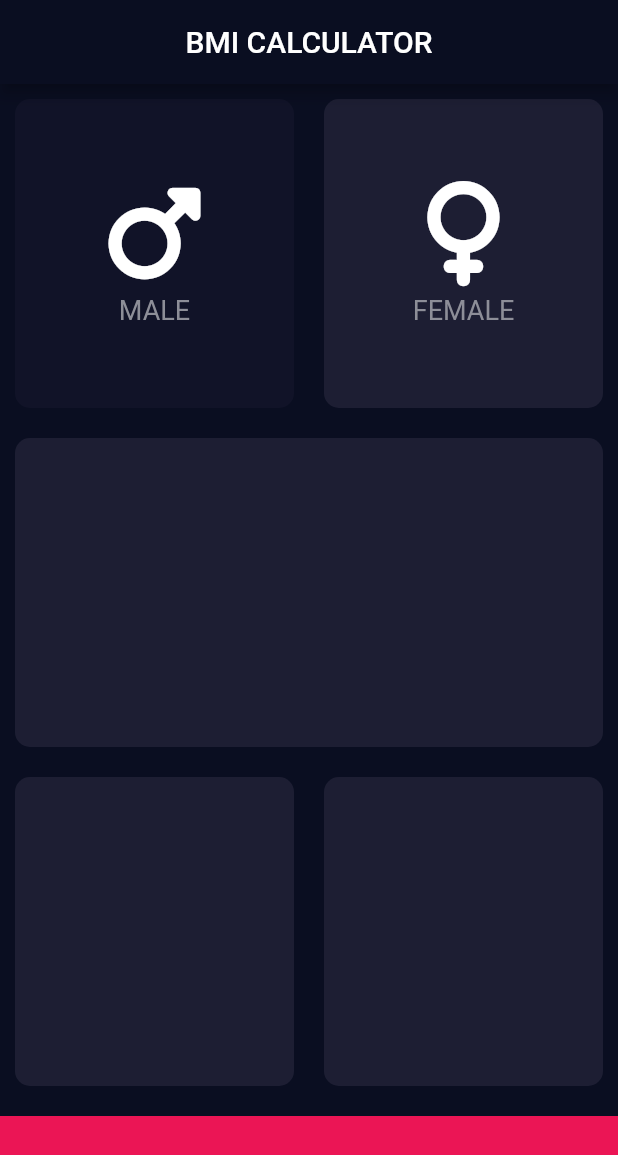
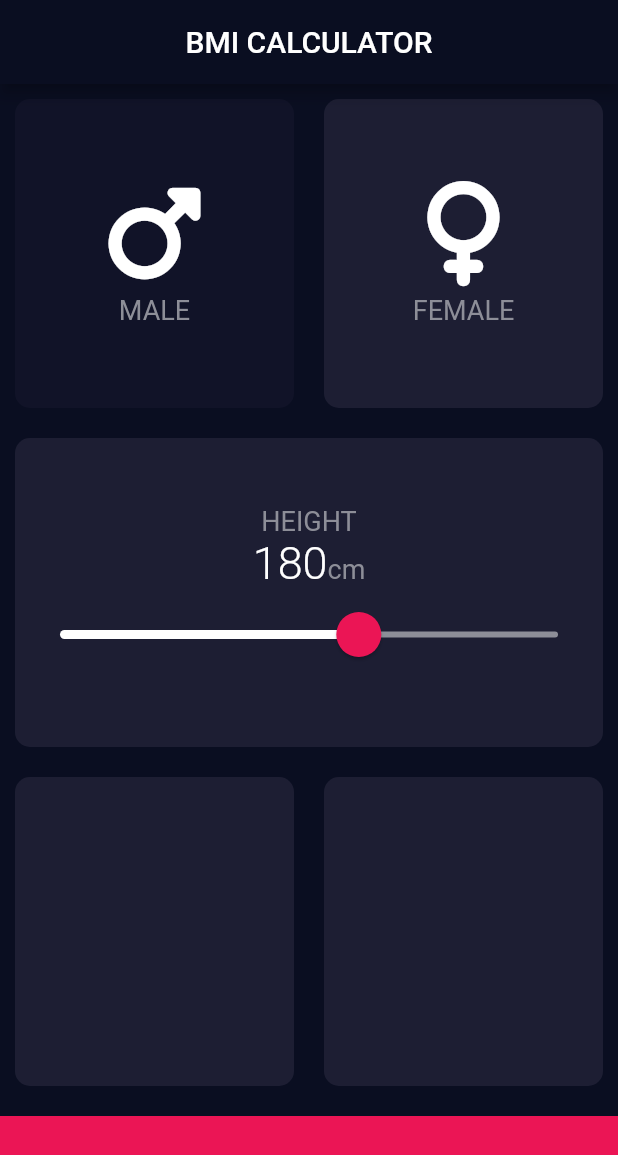
Before and after one commit to kaikashimoon/BMI-Calculator, a Flutter app: the screen it shows after launch, after a tap on "FEMALE", on a phone screen of 412 x 824 dp. Shown: the top 1155 px of the screen. Run offline on Flutter 3.47's test engine with Material 2 defaults, Android fonts, the phone set to English and light mode, and no system bars; our stand-ins replace font_awesome_flutter.

Commit message:
theme slider

```diff
--- /dev/null
+++ b/lib/constants.dart
@@ -0,0 +1,16 @@
+import 'package:flutter/material.dart';
+
+const kLabelTextStyle = TextStyle(
+    fontSize: 18.0,
+    color: Color(0xFF8D8E98)
+);
+
+const kBottomContainerHeight = 80.0;
+const kActiveCardColour = Color(0xFF1D1E33);
+const kInactiveCardColour = Color(0xFF111328);
+const kBottomContainerColour = Color(0xFFEB1555);
+
+const kNumberTextStyle = TextStyle(
+    fontSize: 30.0,
+    fontWeight: FontWeight.w300
+);
--- a/lib/icon_content.dart
+++ b/lib/icon_content.dart
@@ -1,9 +1,7 @@
 import 'package:flutter/cupertino.dart';
+import 'constants.dart';
 
-const labelTextStyle = TextStyle(
-    fontSize: 18.0,
-    color: Color(0xFF8D8E98)
-);
+
 
 class IconContent extends StatelessWidget {
   const IconContent({super.key, this.icon, required this.label});
@@ -27,7 +25,7 @@ class IconContent extends StatelessWidget {
           ),
           Text(
             label,
-            style: labelTextStyle
+            style: kLabelTextStyle
           )
         ],
       ),
--- a/lib/input_page.dart
+++ b/lib/input_page.dart
@@ -1,13 +1,8 @@
 import 'package:flutter/material.dart';
 import 'package:font_awesome_flutter/font_awesome_flutter.dart';
 import 'package:testingflutter/reusable_card.dart';
-
+import 'constants.dart';
 import 'icon_content.dart';
-
-const bottomContainerHeight = 80.0;
-const activeCardColour = Color(0xFF1D1E33);
-const inactiveCardColour = Color(0xFF111328);
-const bottomContainerColour = Color(0xFFEB1555);
 
 enum Gender {
   male,
@@ -18,40 +13,15 @@ enum Gender {
 class InputPage extends StatefulWidget {
   const InputPage({super.key});
 
+
   @override
   _InputPageState createState() => _InputPageState();
 }
 
 class _InputPageState extends State<InputPage> {
 
-  Color maleCardColour = inactiveCardColour;
-  Color femaleCardColour = inactiveCardColour;
-
-  void updateColor(Gender selectedGender) {
-    // male was pressed
-    if (selectedGender ==  Gender.male) {
-      if (maleCardColour == inactiveCardColour) {
-          setState(() {
-            maleCardColour = activeCardColour;
-          });
-      } else {
-          setState(() {
-            maleCardColour = inactiveCardColour;
-          });
-       }
-    }
-    if (selectedGender ==  Gender.female) {
-      if (femaleCardColour == inactiveCardColour) {
-            setState(() {
-              femaleCardColour = activeCardColour;
-            });
-      } else {
-          setState(() {
-            femaleCardColour = inactiveCardColour;
-          });
-      }
-    }
-  }
+    Gender? selectedGender;
+    int height = 180;
 
   @override
   Widget build(BuildContext context) {
@@ -62,73 +32,106 @@ class _InputPageState extends State<InputPage> {
         ),
       ),
       body: Column(
+        crossAxisAlignment: CrossAxisAlignment.stretch,
         children: [
           Expanded(child: Row(
             children:  [
               Expanded(
-                child: GestureDetector(
-                  onTap: () {
-                        print('maleee');
+                child: ReusableCard(
+                  onPressed: () {
                     setState(() {
-                        updateColor(Gender.male);
+                      selectedGender = Gender.male;
                     });
                   },
-                  child: ReusableCard(
-                    colour: maleCardColour,
-                    cardChild: IconContent(
+                  colour: selectedGender == Gender.male ? kActiveCardColour : kInactiveCardColour,
+                  cardChild: const IconContent(
                     icon: FontAwesomeIcons.mars,
                     label: 'MALE',
                   ),
                 ),
               ),
-              ),
               Expanded(
-                  child:GestureDetector(
-                    onTap: (){
-
-                      print('female');
+                  child:ReusableCard(
+                    onPressed: (){
                       setState(() {
-
-                          updateColor(Gender.female);
+                        selectedGender = Gender.female;
                       });
-
                     },
-                    child:ReusableCard(
-                      colour:femaleCardColour,
-                      cardChild:
-                      IconContent(
+                    colour: selectedGender == Gender.female ? kActiveCardColour : kInactiveCardColour,
+                    cardChild: const IconContent(
                       icon:FontAwesomeIcons.venus,
                       label: "FEMALE",),
-                    ),
                   ),
               ),
 
             ],
           )
           ),
-          const Expanded(child: ReusableCard(
-            colour: activeCardColour
+          Expanded(child: ReusableCard(
+            colour: kActiveCardColour,
+            cardChild: Column(
+              mainAxisAlignment: MainAxisAlignment.center,
+              children: [
+                Text('HEIGHT',
+                style: kLabelTextStyle,
+                ),
+                Row(
+                  mainAxisAlignment: MainAxisAlignment.center,
+                  crossAxisAlignment: CrossAxisAlignment.baseline,
+                  textBaseline: TextBaseline.alphabetic,
+                  children: [
+                    Text(
+                      height.toString(),
+                      style: kNumberTextStyle
+                    ),
+                    Text(
+                      'cm',
+                      style: kLabelTextStyle,
+                    ),
+
+                  ],
+                ),
+                SliderTheme(
+                  data: SliderTheme.of(context).copyWith(
+                    thumbShape: RoundSliderThumbShape(enabledThumbRadius: 15.0),
+                    overlayShape: RoundSliderOverlayShape(overlayRadius: 30.0),
+                    thumbColor: Color(0xFFEB1555),
+                    activeTrackColor: Colors.white,
+                    overlayColor: Color(0x29EB1555)
+                  ),
+                  child: Slider(
+                      value: height?.toDouble() ?? 0,
+                      min: 120.0,
+                      max: 220.0,
+                      inactiveColor: Color(0xFF8D8E98),
+                      onChanged: (double newValue){
+                          setState(() {
+                            height = newValue.round();
+                          });
+                      }),
+                )
+              ],
+            ),
             )
           ),
-
             Expanded(child:  Row(
               children: const [
                Expanded(child: ReusableCard(
-                 colour: activeCardColour
+                 colour: kActiveCardColour
                )
               ),
                 Expanded(child: ReusableCard(
-                  colour: activeCardColour
+                  colour: kActiveCardColour
                 )
               )
             ],
           )
           ),
           Container(
-            color: bottomContainerColour,
+            color: kBottomContainerColour,
             margin: EdgeInsets.only(top:10.0),
             width: double.infinity,
-            height: bottomContainerHeight,
+            height: kBottomContainerHeight,
           )
         ],
       )
--- a/lib/reusable_card.dart
+++ b/lib/reusable_card.dart
@@ -2,20 +2,25 @@ import 'package:flutter/cupertino.dart';
 import 'package:flutter/material.dart';
 
 class ReusableCard extends StatelessWidget {
-  const ReusableCard({super.key, this.colour, this.cardChild});
-
   final Color? colour;
   final Widget? cardChild;
+  final void Function()? onPressed;
+
+  const ReusableCard({super.key, this.colour, this.cardChild, this.onPressed});
+
 
   @override
   Widget build(BuildContext context) {
-    return Container(
-      margin: const EdgeInsets.all(10.0),
-      decoration: BoxDecoration(
-          color: colour,
-          borderRadius: BorderRadius.circular(10.0)
+    return GestureDetector(
+      onTap: onPressed,
+      child: Container(
+        margin: const EdgeInsets.all(10.0),
+        decoration: BoxDecoration(
+            color: colour,
+            borderRadius: BorderRadius.circular(10.0)
+        ),
+        child: cardChild,
       ),
-      child: cardChild,
     );
   }
 }
```
Lines whose indentation alone changed are shown as unchanged.
